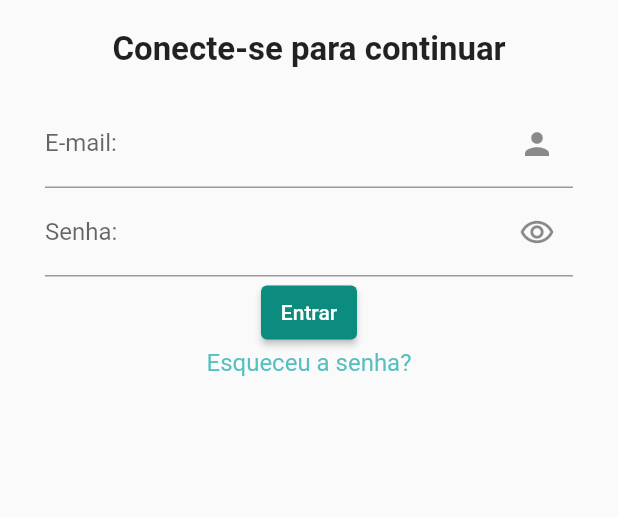
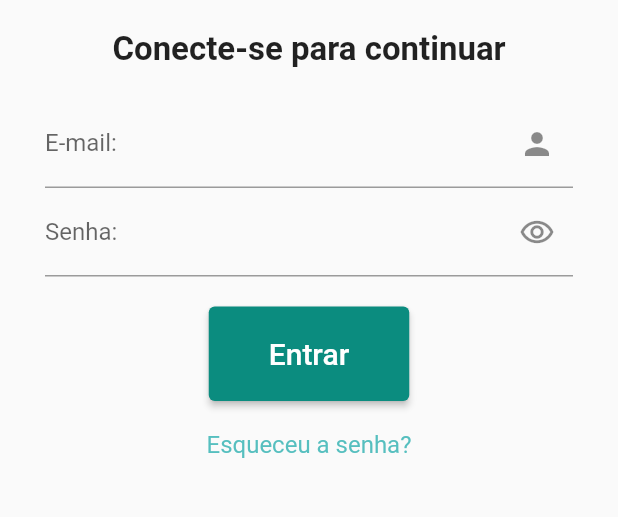
Before and after one commit to matheustgf10/e-wallet, a Flutter app: the screen it shows after launch, on a phone screen of 412 x 824 dp, the part 356-873 px from its top. Run offline on Flutter 3.47's test engine with Material 2 defaults, Android fonts, the phone set to English and light mode, and no system bars; our stand-ins replace flutter_mobx, flutter_modular, mobx; accounts and stored records are empty; generated files the repository leaves out were written again.

Commit message:
adding style to login button

```diff
--- a/lib/app/modules/login/login_page.dart
+++ b/lib/app/modules/login/login_page.dart
@@ -48,13 +48,23 @@ class _LoginPageState extends ModularState<LoginPage, LoginStore> {
             ),
           ),
           Container(
-            child: ElevatedButton(
-              style: ButtonStyle(),
-              onPressed: () {
-                User user = controller.generateUser();
-                Modular.to.pushReplacementNamed('/home', arguments: user);
-              },
-              child: Text('Entrar'),
+            child: Padding(
+              padding: const EdgeInsets.all(20),
+              child: ElevatedButton(
+                style: ElevatedButton.styleFrom(
+                    padding: EdgeInsets.only(
+                        left: 40, right: 40, top: 20, bottom: 20)),
+                onPressed: () {
+                  _appStore.user = controller.generateUser();
+
+                  Modular.to
+                      .pushReplacementNamed('/home', arguments: _appStore.user);
+                },
+                child: Text(
+                  'Entrar',
+                  style: TextStyle(fontSize: 20),
+                ),
+              ),
             ),
           ),
           Container(
```
